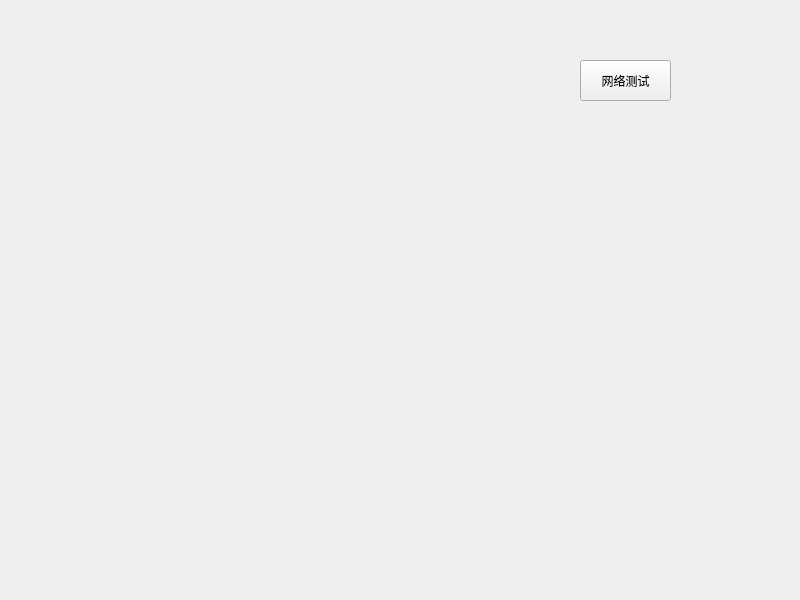
luiox/Client, file mainwidget.ui: the form before one commit.
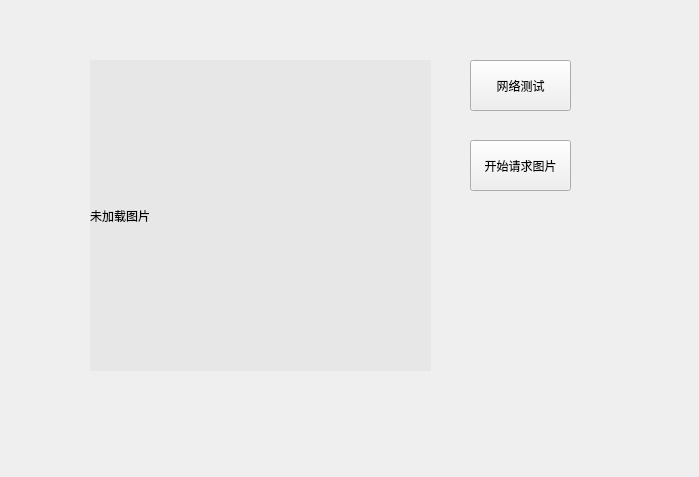
The form after the commit.

Commit message: add:request button

Patch:
```diff
--- a/mainwidget.ui
+++ b/mainwidget.ui
@@ -6,8 +6,8 @@
    <rect>
     <x>0</x>
     <y>0</y>
-    <width>800</width>
-    <height>600</height>
+    <width>699</width>
+    <height>477</height>
    </rect>
   </property>
   <property name="windowTitle">
@@ -16,16 +16,45 @@
   <widget class="QPushButton" name="test_network_btn">
    <property name="geometry">
     <rect>
-     <x>580</x>
+     <x>470</x>
      <y>60</y>
-     <width>91</width>
-     <height>41</height>
+     <width>101</width>
+     <height>51</height>
     </rect>
    </property>
    <property name="text">
     <string>网络测试</string>
    </property>
   </widget>
+  <widget class="QLabel" name="label">
+   <property name="geometry">
+    <rect>
+     <x>90</x>
+     <y>60</y>
+     <width>341</width>
+     <height>311</height>
+    </rect>
+   </property>
+   <property name="styleSheet">
+    <string notr="true">background-color: rgb(231, 231, 231);</string>
+   </property>
+   <property name="text">
+    <string>未加载图片</string>
+   </property>
+  </widget>
+  <widget class="QPushButton" name="start_request_btn">
+   <property name="geometry">
+    <rect>
+     <x>470</x>
+     <y>140</y>
+     <width>101</width>
+     <height>51</height>
+    </rect>
+   </property>
+   <property name="text">
+    <string>开始请求图片</string>
+   </property>
+  </widget>
  </widget>
  <resources/>
  <connections/>
```
The commit also changes 1 other file.
